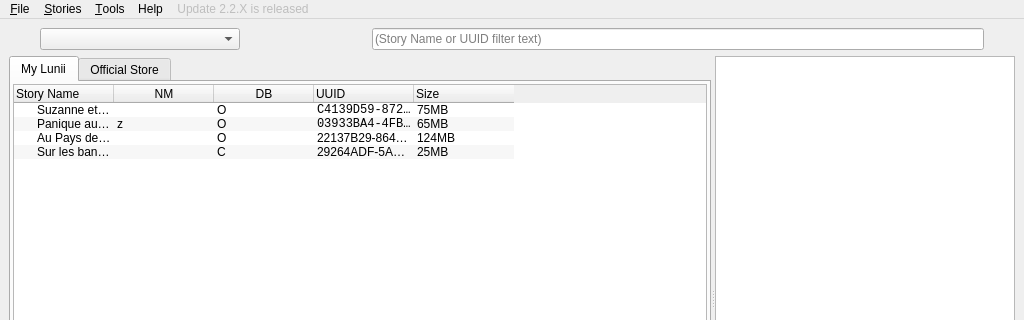
Qt form pkg/ui/main.ui (o-daneel/Lunii.QT) before a commit; both pictures show x 0 to 1024 and y 0 to 320 of the 1024 by 609 pixel window.
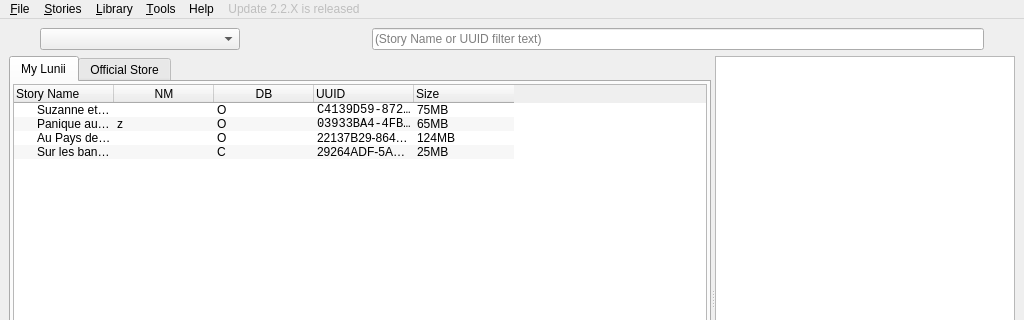
The same form after that commit. Icons and pictures are not drawn.

Commit message: Adding Local Library to store the story file path associated to its id Adding menu to import the files Adding local DB load / add / save method

What changed in the file:
```diff
--- a/pkg/ui/main.ui
+++ b/pkg/ui/main.ui
@@ -801,6 +801,14 @@
     <addaction name="separator"/>
     <addaction name="actionTranscode"/>
    </widget>
+   <widget class="QMenu" name="menuLibrary">
+    <property name="title">
+     <string>&amp;Library</string>
+    </property>
+    <addaction name="actionShow_gallery"/>
+    <addaction name="separator"/>
+    <addaction name="actionImportInLibrary"/>
+   </widget>
    <widget class="QMenu" name="menuStory">
     <property name="title">
      <string>&amp;Stories</string>
@@ -836,6 +844,7 @@
    </widget>
    <addaction name="menuFile"/>
    <addaction name="menuStory"/>
+   <addaction name="menuLibrary"/>
    <addaction name="menuTools"/>
    <addaction name="menuHelp"/>
    <addaction name="menuUpdate"/>
```
Left out of the diff: 10 changed lines with no effect on the pictures. The commit also changes 6 other files.
